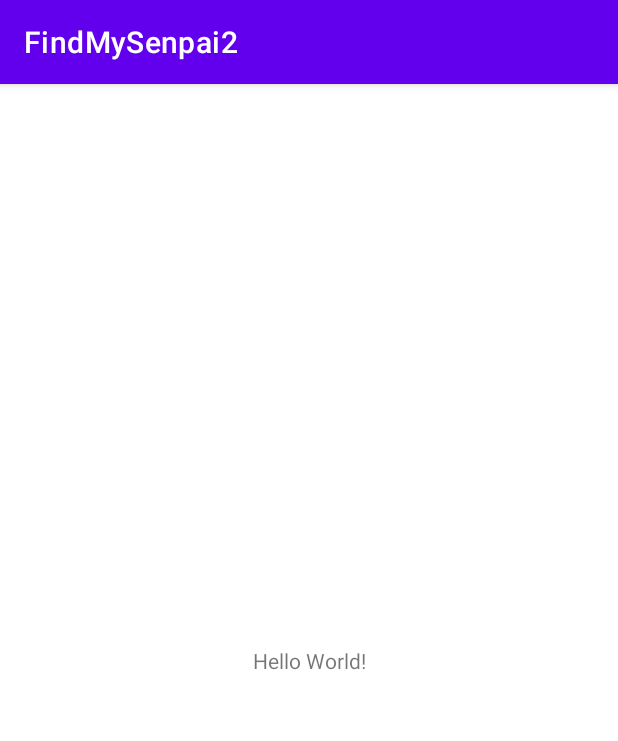
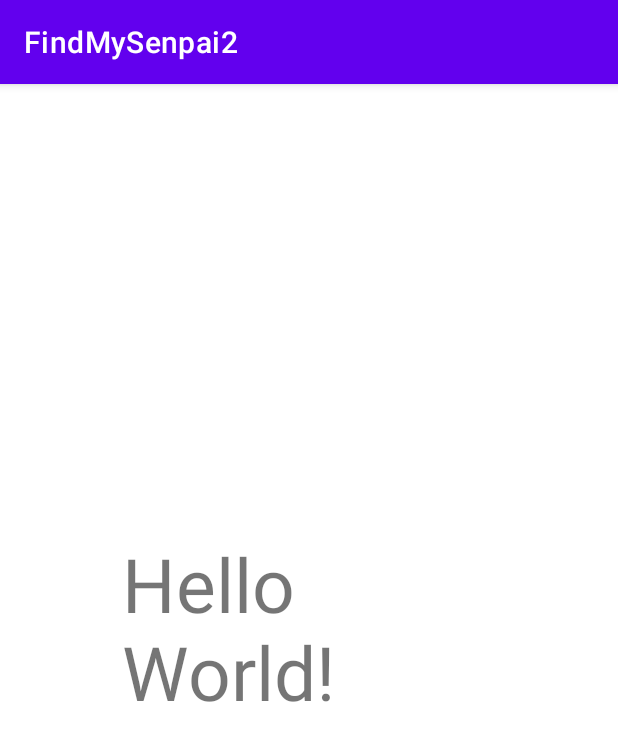
Before and after one commit to bqi1/FindMeSenpai, an Android app: the MainActivity screen opened directly, with no data from a screen before it, on a phone screen of 412 x 824 dp. Shown: the top 741 px of the screen. Run offline under Robolectric (Android 15) with nearby library versions, the phone set to English and light mode, and no system bars.

```diff
--- a/app/build.gradle
+++ b/app/build.gradle
@@ -2,6 +2,7 @@ plugins {
     id 'com.android.application'
     id 'com.google.android.libraries.mapsplatform.secrets-gradle-plugin'
 }
+apply plugin: 'com.google.gms.google-services'
 
 android {
     compileSdk 30
@@ -29,6 +30,8 @@ android {
 }
 
 dependencies {
+    implementation platform('com.google.firebase:firebase-bom:28.4.1')
+    implementation 'com.google.firebase:firebase-firestore'
     implementation 'com.google.android.gms:play-services-location:18.0.0'
     implementation 'com.google.android.gms:play-services-maps:17.0.1'
     implementation 'androidx.appcompat:appcompat:1.2.0'
--- a/app/src/main/java/com/example/findmysenpai2/MainActivity.java
+++ b/app/src/main/java/com/example/findmysenpai2/MainActivity.java
@@ -4,6 +4,7 @@ import androidx.appcompat.app.AppCompatActivity;
 
 import android.content.Intent;
 import android.os.Bundle;
+import com.example.findmysenpai2.Senpai;
 
 public class MainActivity extends AppCompatActivity {
 
@@ -11,7 +12,6 @@ public class MainActivity extends AppCompatActivity {
     protected void onCreate(Bundle savedInstanceState) {
         super.onCreate(savedInstanceState);
         this.setContentView(R.layout.activity_main);
-
         Intent switchToMapActivity = new Intent(this, MapActivity.class);
         this.startActivity(switchToMapActivity);
     }
--- a/app/src/main/res/layout/activity_main.xml
+++ b/app/src/main/res/layout/activity_main.xml
@@ -7,10 +7,12 @@
     tools:context=".MainActivity">
 
     <TextView
-        android:layout_width="wrap_content"
-        android:layout_height="wrap_content"
+        android:layout_width="213dp"
+        android:layout_height="169dp"
         android:text="Hello World!"
+        android:textSize="50dp"
         app:layout_constraintBottom_toBottomOf="parent"
+        app:layout_constraintHorizontal_bias="0.409"
         app:layout_constraintLeft_toLeftOf="parent"
         app:layout_constraintRight_toRightOf="parent"
         app:layout_constraintTop_toTopOf="parent" />
--- a/build.gradle
+++ b/build.gradle
@@ -5,6 +5,7 @@ buildscript {
         mavenCentral()
     }
     dependencies {
+        classpath 'com.google.gms:google-services:4.3.10'
         classpath "com.android.tools.build:gradle:7.0.2"
         classpath "com.google.android.libraries.mapsplatform.secrets-gradle-plugin:secrets-gradle-plugin:2.0.0"
 
```
Also changed, not shown: app/src/main/java/com/example/findmysenpai2/Senpai.java (added, +28 -0 lines), 1 other file.
